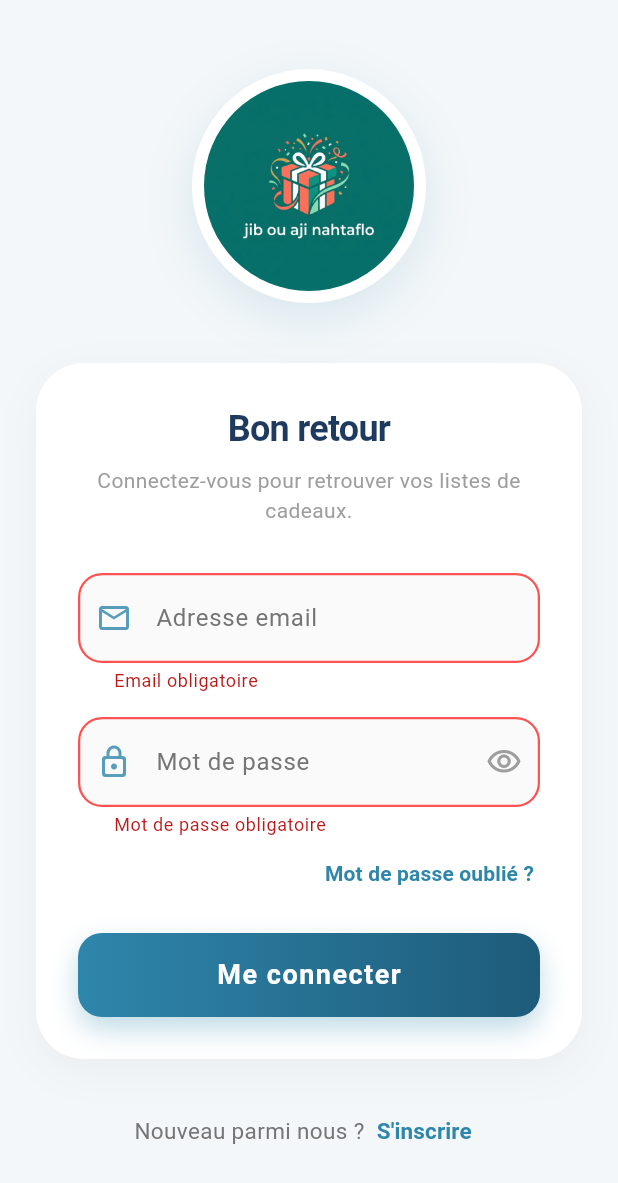
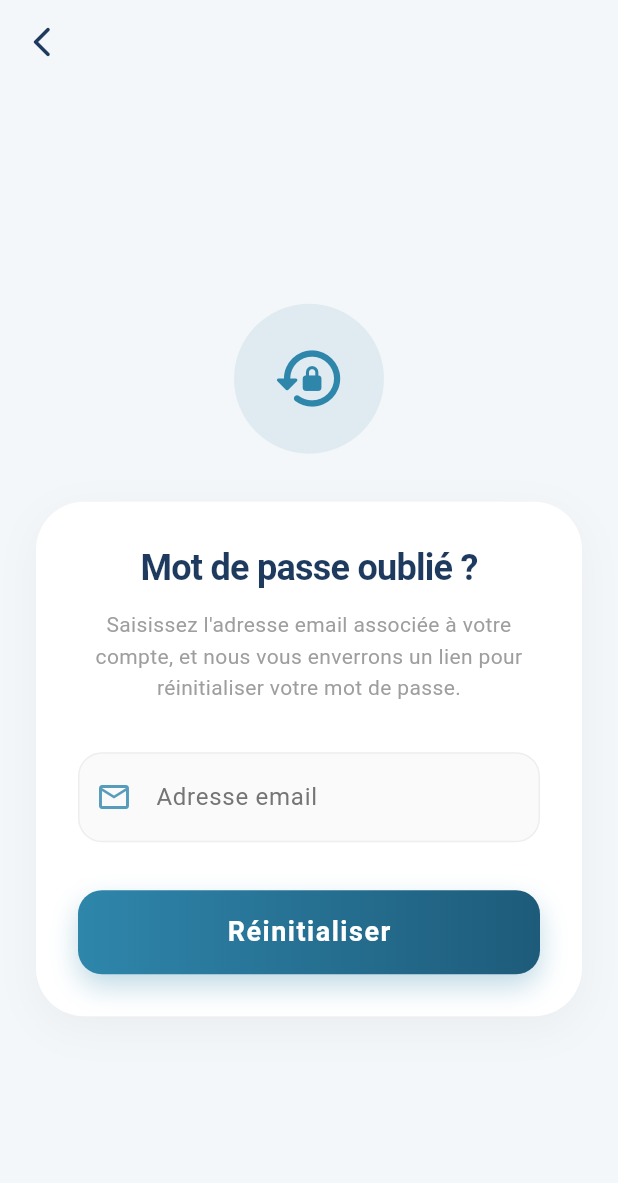
Before and after one commit to Houssam265/application-mobile-GIFT-PLANNING-, a Flutter app: the screen it shows after launch, after a tap on "Me connecter", after a tap on "Mot de passe oublié ?", on a phone screen of 412 x 824 dp. Shown: the top 1183 px of the screen. Run offline on Flutter 3.47's test engine with Material 3 defaults, Android fonts, the light colour scheme and no system bars; our stand-ins replace flutter_riverpod, go_router, supabase_flutter; accounts and stored records are empty; Roboto replaces fonts that are missing (Arial).

Commit message:
GP-05 : Réinitialisation mot de passe

```diff
--- a/lib/core/router/app_router.dart
+++ b/lib/core/router/app_router.dart
@@ -4,6 +4,8 @@ import 'package:supabase_flutter/supabase_flutter.dart';
 
 import '../../features/auth/presentation/register_screen.dart';
 import '../../features/auth/presentation/login_screen.dart';
+import '../../features/auth/presentation/forgot_password_screen.dart';
+import '../../features/auth/presentation/reset_password_screen.dart';
 import 'go_router_refresh_stream.dart';
 
 /// Noms centralisés des routes principales de l'application.
@@ -72,16 +74,12 @@ class AppRouter {
       GoRoute(
         path: '/forgot-password',
         name: AppRouteName.forgotPassword,
-        builder: (context, state) => const Scaffold(
-          body: Center(child: Text('Mot de passe oublié — GP-05')),
-        ),
+        builder: (context, state) => const ForgotPasswordScreen(),
       ),
       GoRoute(
         path: '/reset-password',
         name: AppRouteName.resetPassword,
-        builder: (context, state) => const Scaffold(
-          body: Center(child: Text('Réinitialisation mot de passe (deep link) — GP-05')),
-        ),
+        builder: (context, state) => const ResetPasswordScreen(),
       ),
 
       // ── Dashboard / Home (utilisateur connecté) ─────────────
@@ -313,39 +311,44 @@ class AppRouter {
       final uri = state.uri;
       final location = uri.path;
 
-      final isLoggingIn =
-          location == '/login' || location == '/register';
+      // Définir quelles routes sont publiques, ou liées au processus de connexion classique
+      final isPublicAuthRoute =
+          location == '/login' || location == '/register' || location == '/forgot-password';
+
+      final isResetPasswordRoute = location == '/reset-password';
       final isJoinPreview = location.startsWith('/join/');
 
       final user = Supabase.instance.client.auth.currentUser;
 
-      // Utilisateur non connecté
+      // ── CAS 1 : Utilisateur NON connecté ──
       if (user == null) {
-        // Routes publiques autorisées sans session
-        if (isLoggingIn || isJoinPreview) {
+        // Autoriser l'accès aux pages publiques d'authentification et de preview Join
+        if (isPublicAuthRoute || isJoinPreview || isResetPasswordRoute) {
           return null;
         }
 
-        // Toute autre route nécessite une auth → on redirige vers /login
+        // Pour toute autre route privée, on redirige vers le login en retenant la route d'origine
         final from = uri.toString();
-        if (from == '/login') {
-          return null;
-        }
+        if (from == '/login') return null; // Sécurité supplémentaire
         return '/login?redirect=$from';
       }
 
-      // Utilisateur connecté
+      // ── CAS 2 : Utilisateur CONNECTÉ ──
       final role = (user.userMetadata?['role'] as String?) ?? 'user';
 
-      // Si connecté, empêcher retour sur login/register
-      if (isLoggingIn) {
-        if (role == 'admin') {
-          return '/admin';
-        }
+      // S'il est connecté mais qu'il tape l'URL de login/register/forgot-password, on l'envoie sur home
+      if (isPublicAuthRoute) {
+        if (role == 'admin') return '/admin';
         return '/home';
       }
 
-      // Redirection des admins vers leur dashboard dédié pour la home.
+      // S'il est connecté ET qu'il arrive sur /reset-password (suite au clic sur le mail de Supabase)
+      // On le laisse accéder à la page pour modifier son mot de passe !
+      if (isResetPasswordRoute) {
+        return null;
+      }
+
+      // Redirection spécifique pour les admins qui tentent d'aller sur la home standard
       if (role == 'admin' && location == '/home') {
         return '/admin';
       }
--- /dev/null
+++ b/lib/features/auth/presentation/forgot_password_screen.dart
@@ -0,0 +1,255 @@
+import 'package:flutter/material.dart';
+import 'package:flutter_riverpod/flutter_riverpod.dart';
+import 'package:go_router/go_router.dart';
+import '../domain/auth_notifier.dart';
+import '../domain/auth_state.dart';
+
+class ForgotPasswordScreen extends ConsumerStatefulWidget {
+  const ForgotPasswordScreen({super.key});
+
+  @override
+  ConsumerState<ForgotPasswordScreen> createState() => _ForgotPasswordScreenState();
+}
+
+class _ForgotPasswordScreenState extends ConsumerState<ForgotPasswordScreen> {
+  final _formKey = GlobalKey<FormState>();
+  final _emailController = TextEditingController();
+
+  @override
+  void dispose() {
+    _emailController.dispose();
+    super.dispose();
+  }
+
+  void _submit() {
+    if (!_formKey.currentState!.validate()) return;
+    ref.read(authNotifierProvider.notifier).sendPasswordResetEmail(
+      _emailController.text.trim(),
+    );
+  }
+
+  Widget _buildTextField({
+    required TextEditingController controller,
+    required String labelText,
+    required IconData prefixIcon,
+    TextInputType? keyboardType,
+    String? Function(String?)? validator,
+  }) {
+    return TextFormField(
+      controller: controller,
+      keyboardType: keyboardType,
+      style: const TextStyle(fontWeight: FontWeight.w500, fontSize: 16),
+      decoration: InputDecoration(
+        labelText: labelText,
+        labelStyle: TextStyle(color: Colors.grey.shade600),
+        prefixIcon: Icon(prefixIcon, color: const Color(0xFF2E86AB).withOpacity(0.8)),
+        filled: true,
+        fillColor: Colors.grey.shade50,
+        contentPadding: const EdgeInsets.symmetric(horizontal: 20, vertical: 18),
+        border: OutlineInputBorder(
+          borderRadius: BorderRadius.circular(16),
+          borderSide: BorderSide.none,
+        ),
+        enabledBorder: OutlineInputBorder(
+          borderRadius: BorderRadius.circular(16),
+          borderSide: BorderSide(color: Colors.grey.shade200, width: 1),
+        ),
+        focusedBorder: OutlineInputBorder(
+          borderRadius: BorderRadius.circular(16),
+          borderSide: const BorderSide(color: Color(0xFF2E86AB), width: 2),
+        ),
+        errorBorder: OutlineInputBorder(
+          borderRadius: BorderRadius.circular(16),
+          borderSide: const BorderSide(color: Colors.redAccent, width: 1.5),
+        ),
+        focusedErrorBorder: OutlineInputBorder(
+          borderRadius: BorderRadius.circular(16),
+          borderSide: const BorderSide(color: Colors.redAccent, width: 2),
+        ),
+      ),
+      validator: validator,
+    );
+  }
+
+  @override
+  Widget build(BuildContext context) {
+    final authState = ref.watch(authNotifierProvider);
+
+    ref.listen<AuthState>(authNotifierProvider, (previous, next) {
+      if (next.status == AuthStatus.success) {
+        showDialog(
+          context: context,
+          barrierDismissible: false,
+          builder: (_) => AlertDialog(
+            shape: RoundedRectangleBorder(borderRadius: BorderRadius.circular(20)),
+            title: const Text('Email envoyé ✉️', style: TextStyle(fontWeight: FontWeight.bold)),
+            content: const Text(
+              'Si ce compte existe, un lien de réinitialisation a été envoyé.\n'
+              'Veuillez vérifier votre boîte de réception.',
+            ),
+            actions: [
+              TextButton(
+                onPressed: () {
+                  Navigator.pop(context); // fermer dialog
+                  context.go('/login');   // retour login
+                },
+                child: const Text('Compris', style: TextStyle(fontWeight: FontWeight.bold, color: Color(0xFF2E86AB))),
+              ),
+            ],
+          ),
+        );
+      }
+      if (next.status == AuthStatus.error) {
+        ScaffoldMessenger.of(context).showSnackBar(
+          SnackBar(
+            content: Text(next.errorMessage ?? 'Erreur inconnue'),
+            backgroundColor: Colors.redAccent,
+            behavior: SnackBarBehavior.floating,
+            shape: RoundedRectangleBorder(borderRadius: BorderRadius.circular(10)),
+          ),
+        );
+      }
+    });
+
+    return Scaffold(
+      backgroundColor: const Color(0xFFF4F7F9),
+      appBar: AppBar(
+        backgroundColor: Colors.transparent,
+        elevation: 0,
+        leading: IconButton(
+          icon: const Icon(Icons.arrow_back_ios_new_rounded, color: Color(0xFF1E3A5F)),
+          onPressed: () => context.go('/login'),
+        ),
+      ),
+      body: SafeArea(
+        child: Center(
+          child: SingleChildScrollView(
+            padding: const EdgeInsets.symmetric(horizontal: 24, vertical: 16),
+            child: Form(
+              key: _formKey,
+              child: Column(
+                mainAxisAlignment: MainAxisAlignment.center,
+                crossAxisAlignment: CrossAxisAlignment.stretch,
+                children: [
+                  // Icône "Password Recovery" au lieu du logo complet
+                  Container(
+                    height: 100,
+                    width: 100,
+                    decoration: BoxDecoration(
+                      color: const Color(0xFF2E86AB).withOpacity(0.1),
+                      shape: BoxShape.circle,
+                    ),
+                    child: const Icon(
+                      Icons.lock_reset_rounded,
+                      size: 50,
+                      color: Color(0xFF2E86AB),
+                    ),
+                  ),
+
+                  const SizedBox(height: 32),
+
+                  Container(
+                    padding: const EdgeInsets.all(28),
+                    decoration: BoxDecoration(
+                      color: Colors.white,
+                      borderRadius: BorderRadius.circular(32),
+                      boxShadow: [
+                        BoxShadow(
+                          color: Colors.black.withOpacity(0.04),
+                          blurRadius: 24,
+                          offset: const Offset(0, 8),
+                        ),
+                      ],
+                    ),
+                    child: Column(
+                      crossAxisAlignment: CrossAxisAlignment.stretch,
+                      children: [
+                        Text(
+                          'Mot de passe oublié ?',
+                          textAlign: TextAlign.center,
+                          style: Theme.of(context).textTheme.headlineSmall?.copyWith(
+                            fontWeight: FontWeight.bold,
+                            color: const Color(0xFF1E3A5F),
+                            letterSpacing: -0.5,
+                          ),
+                        ),
+                        const SizedBox(height: 12),
+                        Text(
+                          'Saisissez l\'adresse email associée à votre compte, et nous vous enverrons un lien pour réinitialiser votre mot de passe.',
+                          textAlign: TextAlign.center,
+                          style: Theme.of(context).textTheme.bodyMedium?.copyWith(
+                            color: Colors.grey.shade500,
+                            height: 1.5,
+                          ),
+                        ),
+                        const SizedBox(height: 32),
+
+                        // Input Email
+                        _buildTextField(
+                          controller: _emailController,
+                          labelText: 'Adresse email',
+                          prefixIcon: Icons.email_outlined,
+                          keyboardType: TextInputType.emailAddress,
+                          validator: (value) {
+                            if (value == null || value.isEmpty) return 'Email obligatoire';
+                            if (!RegExp(r'^[\w-.]+@([\w-]+\.)+[\w-]{2,4}$').hasMatch(value)) {
+                              return 'Format email invalide';
+                            }
+                            return null;
+                          },
+                        ),
+
+                        const SizedBox(height: 32),
+
+                        // Bouton d'envoi
+                        authState.status == AuthStatus.loading
+                            ? const Center(child: CircularProgressIndicator(color: Color(0xFF2E86AB)))
+                            : Container(
+                                height: 56,
+                                decoration: BoxDecoration(
+                                  borderRadius: BorderRadius.circular(16),
+                                  gradient: const LinearGradient(
+                                    colors: [Color(0xFF2E86AB), Color(0xFF1E5B7A)],
+                                    begin: Alignment.centerLeft,
+                                    end: Alignment.centerRight,
+                                  ),
+                                  boxShadow: [
+                                    BoxShadow(
+                                      color: const Color(0xFF2E86AB).withOpacity(0.3),
+                                      blurRadius: 15,
+                                      offset: const Offset(0, 8),
+                                    ),
+                                  ],
+                                ),
+                                child: ElevatedButton(
+                                  onPressed: _submit,
+                                  style: ElevatedButton.styleFrom(
+                                    backgroundColor: Colors.transparent,
+                                    shadowColor: Colors.transparent,
+                                    shape: RoundedRectangleBorder(
+                                      borderRadius: BorderRadius.circular(16),
+                                    ),
+                                  ),
+                                  child: const Text(
+                                    'Réinitialiser',
+                                    style: TextStyle(
+                                      fontSize: 18,
+                                      fontWeight: FontWeight.bold,
+                                      color: Colors.white,
+                                      letterSpacing: 1,
+                                    ),
+                                  ),
+                                ),
+                              ),
+                      ],
+                    ),
+                  ),
+                ],
+              ),
+            ),
+          ),
+        ),
+      ),
+    );
+  }
+}
```
Also changed, not shown: lib/features/auth/data/auth_repository.dart (+17 -0 lines), lib/features/auth/domain/auth_notifier.dart (+26 -0 lines), lib/features/auth/presentation/reset_password_screen.dart (added, +277 -0 lines), 1 other file.
